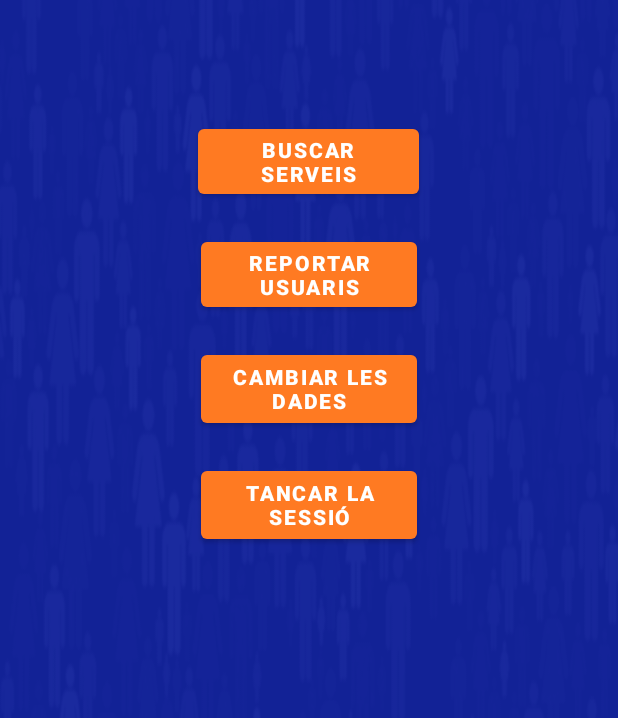
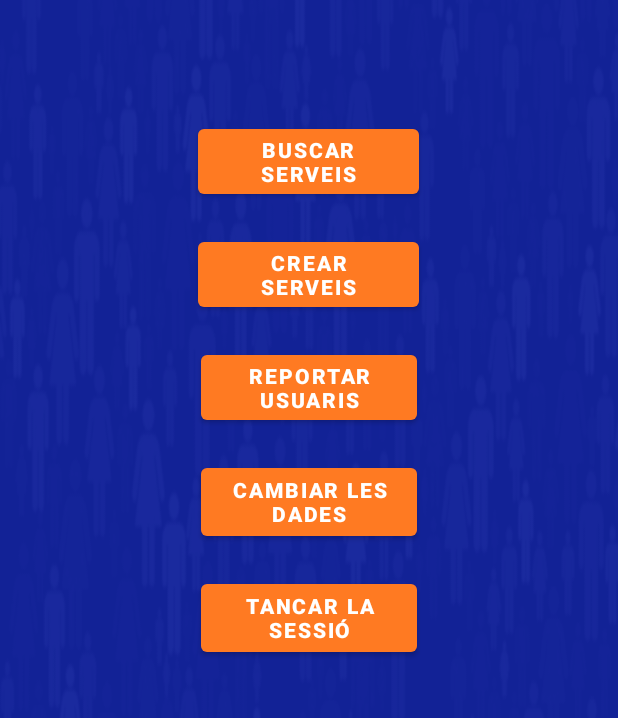
Before and after one commit to horemhamer/AplicacionAndroid, an Android app: the Menu screen opened directly, with no data from a screen before it, on a phone screen of 412 x 824 dp, the part 402-1120 px from its top. Run offline under Robolectric (Android 15) with nearby library versions, the phone set to English and light mode, and no system bars; our stand-ins replace CircleImageView, Firebase (no records; nobody signed in at launch, a user with empty details on screens opened directly).

Commit message:
Arreglado listview

```diff
--- a/app/src/main/java/com/example/myapplication/Activity/Menu.java
+++ b/app/src/main/java/com/example/myapplication/Activity/Menu.java
@@ -19,9 +19,10 @@ import de.hdodenhof.circleimageview.CircleImageView;
 public class Menu extends AppCompatActivity {
     DataBase conexionBD = new DataBase();
     CircleImageView imagemuestra;
-    Button logout, bustia, verservicio, cambiar;
+    Button logout, bustia, verservicio, cambiar, crearservicio;
     Preferencias preferencias = new Preferencias();
     Context c;
+
     @Override
     protected void onCreate(Bundle savedInstanceState) {
         super.onCreate(savedInstanceState);
@@ -31,6 +32,7 @@ public class Menu extends AppCompatActivity {
         bustia = findViewById(R.id.btnBustia);
         verservicio = findViewById(R.id.btnVerServicios);
         cambiar = findViewById(R.id.btnCambiar);
+        crearservicio = findViewById(R.id.btnCrearServicio);
         c = this;
         logout.setOnClickListener(new View.OnClickListener() {
             @Override
@@ -73,6 +75,14 @@ public class Menu extends AppCompatActivity {
             }
         });
 
+        crearservicio.setOnClickListener(new View.OnClickListener() {
+            @Override
+            public void onClick(View view) {
+                Intent intent = new Intent(Menu.this, CrearServicio.class);
+                startActivity(intent);
+            }
+        });
+
 
         //cargarImagenPerfil();
     }
--- a/app/src/main/java/com/example/myapplication/Activity/Preferencias.java
+++ b/app/src/main/java/com/example/myapplication/Activity/Preferencias.java
@@ -3,9 +3,12 @@ package com.example.myapplication.Activity;
 import android.content.Context;
 import android.content.SharedPreferences;
 
+import com.example.myapplication.Entidades.Usuario.Usuario;
+
 public class Preferencias {
 
     boolean logueado;
+    Usuario usuario = new Usuario();
 
     public Preferencias() {
     }
@@ -20,6 +23,7 @@ public class Preferencias {
         SharedPreferences.Editor editor = sharedPreferences.edit();
         editor.putBoolean("login",getLogueado());
         setLogueado(getLogueado());
+
         editor.commit();
     }
 
--- a/app/src/main/java/com/example/myapplication/Activity/Registre.java
+++ b/app/src/main/java/com/example/myapplication/Activity/Registre.java
@@ -210,7 +210,7 @@ public class Registre extends AppCompatActivity {
             if(validarFormulario()&&otrasValidaciones()){
                 st.executeUpdate();
                 Toast.makeText(getApplicationContext(),"Registro agregado correctamente",Toast.LENGTH_SHORT).show();
-                Intent intent = new Intent(Registre.this, CrearServicio.class);
+                Intent intent = new Intent(Registre.this, Menu.class);
                 startActivity(intent);
             }
 
--- /dev/null
+++ b/app/src/main/java/com/example/myapplication/Entidades/Usuario/Usuario.java
@@ -0,0 +1,19 @@
+package com.example.myapplication.Entidades.Usuario;
+
+public class Usuario {
+
+    String correo;
+
+
+    public Usuario() {
+    }
+
+
+    public String getCorreo() {
+        return correo;
+    }
+
+    public void setCorreo(String correo) {
+        this.correo = correo;
+    }
+}
--- a/app/src/main/res/layout/menu.xml
+++ b/app/src/main/res/layout/menu.xml
@@ -27,6 +27,22 @@
             android:layout_width="147dp"
             android:layout_height="55dp"
             android:text="buscar serveis"
+            android:layout_gravity="center"
+            android:layout_marginBottom="20sp"
+            android:textStyle="bold"
+            app:backgroundTint="#FF7A22"
+            app:layout_constraintBottom_toBottomOf="parent"
+            app:layout_constraintEnd_toEndOf="parent"
+            app:layout_constraintHorizontal_bias="0.491"
+            app:layout_constraintStart_toStartOf="parent"
+            app:layout_constraintTop_toTopOf="parent"
+            app:layout_constraintVertical_bias="0.201" />
+
+        <Button
+            android:id="@+id/btnCrearServicio"
+            android:layout_width="147dp"
+            android:layout_height="55dp"
+            android:text="Crear Serveis"
             android:layout_gravity="center"
             android:layout_marginBottom="20sp"
             android:textStyle="bold"
```
Also changed, not shown: app/src/main/java/com/example/myapplication/Activity/MainActivity.java (+4 -25 lines), app/src/main/java/com/example/myapplication/Activity/Servicios.java (+27 -5 lines), app/src/main/res/layout/activity_servicios.xml (+6 -2 lines).
